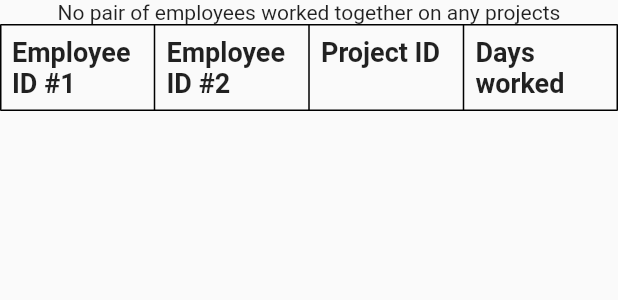
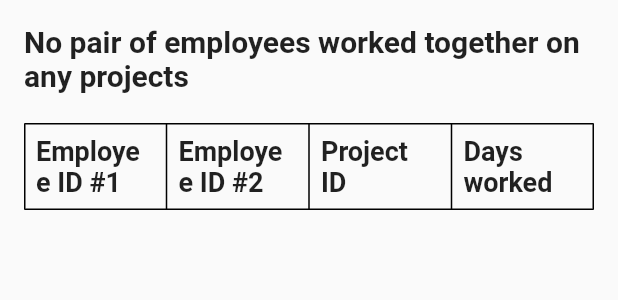
Before and after one commit to JaklinB/Jaklin-Basheva-employees, a Flutter app: the TableLayout widget shown alone on an empty page, opened directly with empty values, on a phone screen of 412 x 824 dp. Shown: the top 300 px of the screen. Run offline on Flutter 3.47's test engine with Material 2 defaults, Android fonts, the phone set to English and light mode, and no system bars; our stand-ins replace carousel_slider, csv, file_picker.

Commit message:
styling to the employees page

```diff
--- a/lib/ui/table.dart
+++ b/lib/ui/table.dart
@@ -100,9 +100,14 @@ class _TableLayoutState extends State<TableLayout> {
 
   @override
   Widget build(BuildContext context) {
-    return Column(
+    return Padding(
+      padding: const EdgeInsets.all(16),
+      child: Column(
         children: [
-        Text(getPairWorkedLongest(getCommonProjects())),
+          Text(getPairWorkedLongest(getCommonProjects()),
+              style:
+                  const TextStyle(fontSize: 20, fontWeight: FontWeight.w600)),
+          const SizedBox(height: 20),
           Table(
             border: TableBorder.all(width: 1.0),
             children: [
@@ -123,6 +128,7 @@ class _TableLayoutState extends State<TableLayout> {
             ],
           ),
         ],
+      ),
     );
   }
 
```
Lines whose indentation alone changed are shown as unchanged.
